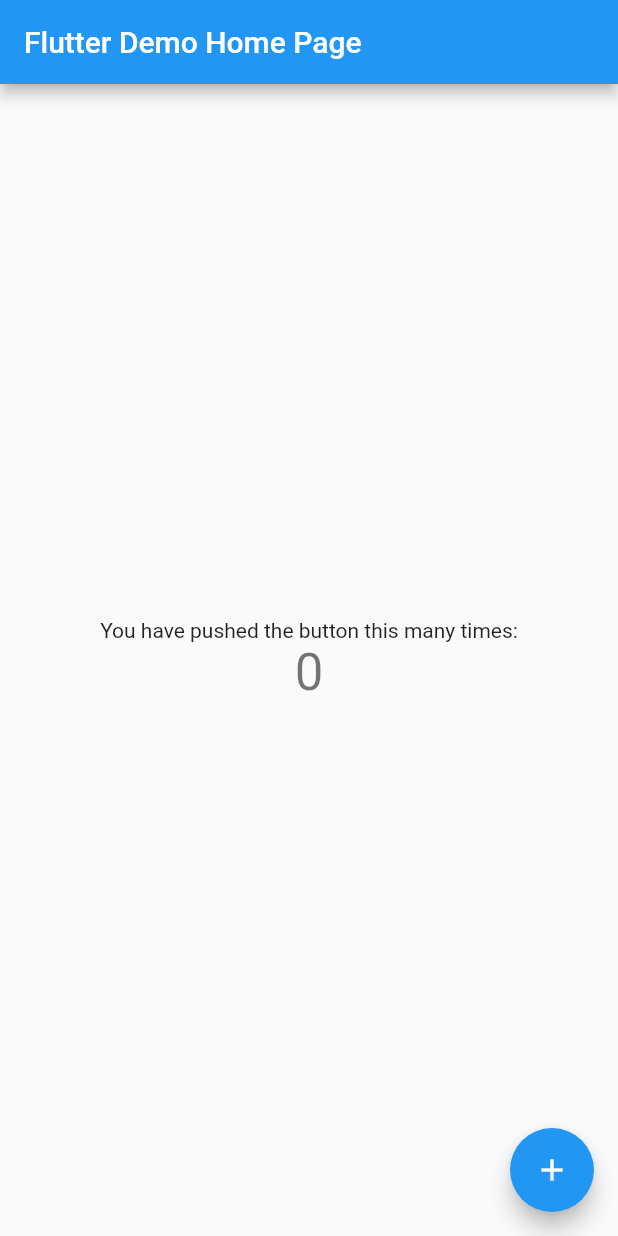
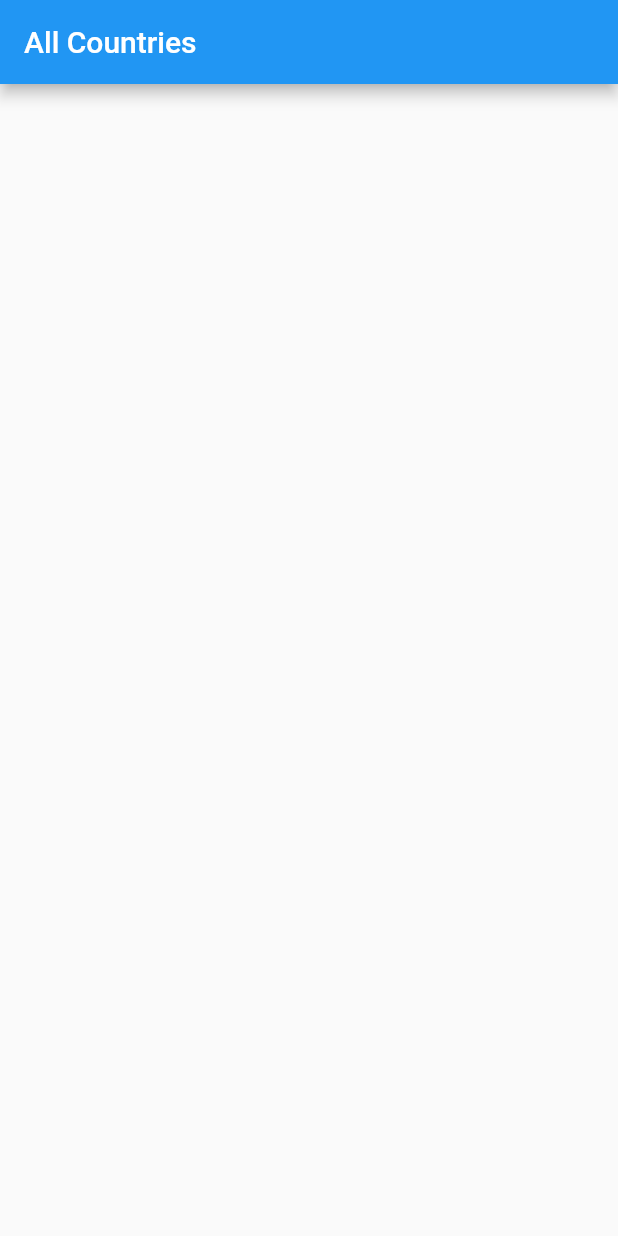
Before and after one commit to Niveytha/country-house-flutter, a Flutter app: the screen it shows after launch, on a phone screen of 412 x 824 dp. Run offline on Flutter 3.47's test engine with Material 2 defaults, Android fonts, the phone set to English and light mode, and no system bars.

Commit message:
basics updated

```diff
--- a/lib/main.dart
+++ b/lib/main.dart
@@ -1,113 +1,20 @@
 import 'package:flutter/material.dart';
 
 void main() {
-  runApp(MyApp());
+  runApp(new MaterialApp(
+    home: AllCountries(),
+  ));
 }
 
-class MyApp extends StatelessWidget {
-  // This widget is the root of your application.
+class AllCountries extends StatelessWidget {
+  const AllCountries({Key? key}) : super(key: key);
+
   @override
   Widget build(BuildContext context) {
-    return MaterialApp(
-      title: 'Flutter Demo',
-      theme: ThemeData(
-        // This is the theme of your application.
-        //
-        // Try running your application with "flutter run". You'll see the
-        // application has a blue toolbar. Then, without quitting the app, try
-        // changing the primarySwatch below to Colors.green and then invoke
-        // "hot reload" (press "r" in the console where you ran "flutter run",
-        // or simply save your changes to "hot reload" in a Flutter IDE).
-        // Notice that the counter didn't reset back to zero; the application
-        // is not restarted.
-        primarySwatch: Colors.blue,
+    return Scaffold(
+      appBar: AppBar(
+        title: Text('All Countries'),
       ),
-      home: MyHomePage(title: 'Flutter Demo Home Page'),
     );
   }
 }
-
-class MyHomePage extends StatefulWidget {
-  MyHomePage({Key? key, required this.title}) : super(key: key);
-
-  // This widget is the home page of your application. It is stateful, meaning
-  // that it has a State object (defined below) that contains fields that affect
-  // how it looks.
-
-  // This class is the configuration for the state. It holds the values (in this
-  // case the title) provided by the parent (in this case the App widget) and
-  // used by the build method of the State. Fields in a Widget subclass are
-  // always marked "final".
-
-  final String title;
-
-  @override
-  _MyHomePageState createState() => _MyHomePageState();
-}
-
-class _MyHomePageState extends State<MyHomePage> {
-  int _counter = 0;
-
-  void _incrementCounter() {
-    setState(() {
-      // This call to setState tells the Flutter framework that something has
-      // changed in this State, which causes it to rerun the build method below
-      // so that the display can reflect the updated values. If we changed
-      // _counter without calling setState(), then the build method would not be
-      // called again, and so nothing would appear to happen.
-      _counter++;
-    });
-  }
-
-  @override
-  Widget build(BuildContext context) {
-    // This method is rerun every time setState is called, for instance as done
-    // by the _incrementCounter method above.
-    //
-    // The Flutter framework has been optimized to make rerunning build methods
-    // fast, so that you can just rebuild anything that needs updating rather
-    // than having to individually change instances of widgets.
-    return Scaffold(
-      appBar: AppBar(
-        // Here we take the value from the MyHomePage object that was created by
-        // the App.build method, and use it to set our appbar title.
-        title: Text(widget.title),
-      ),
-      body: Center(
-        // Center is a layout widget. It takes a single child and positions it
-        // in the middle of the parent.
-        child: Column(
-          // Column is also a layout widget. It takes a list of children and
-          // arranges them vertically. By default, it sizes itself to fit its
-          // children horizontally, and tries to be as tall as its parent.
-          //
-          // Invoke "debug painting" (press "p" in the console, choose the
-          // "Toggle Debug Paint" action from the Flutter Inspector in Android
-          // Studio, or the "Toggle Debug Paint" command in Visual Studio Code)
-          // to see the wireframe for each widget.
-          //
-          // Column has various properties to control how it sizes itself and
-          // how it positions its children. Here we use mainAxisAlignment to
-          // center the children vertically; the main axis here is the vertical
-          // axis because Columns are vertical (the cross axis would be
-          // horizontal).
-          mainAxisAlignment: MainAxisAlignment.center,
-          children: <Widget>[
-            Text(
-              'You have pushed the button this many times:',
-            ),
-            Text(
-              '$_counter',
-              style: Theme.of(context).textTheme.headline4,
-            ),
-          ],
-        ),
-      ),
-      floatingActionButton: FloatingActionButton(
-        onPressed: _incrementCounter,
-        tooltip: 'Increment',
-        child: Icon(Icons.add),
-      ), // This trailing comma makes auto-formatting nicer for build methods.
-    );
-  }
-}
```
Also changed, not shown: 1 other file.
